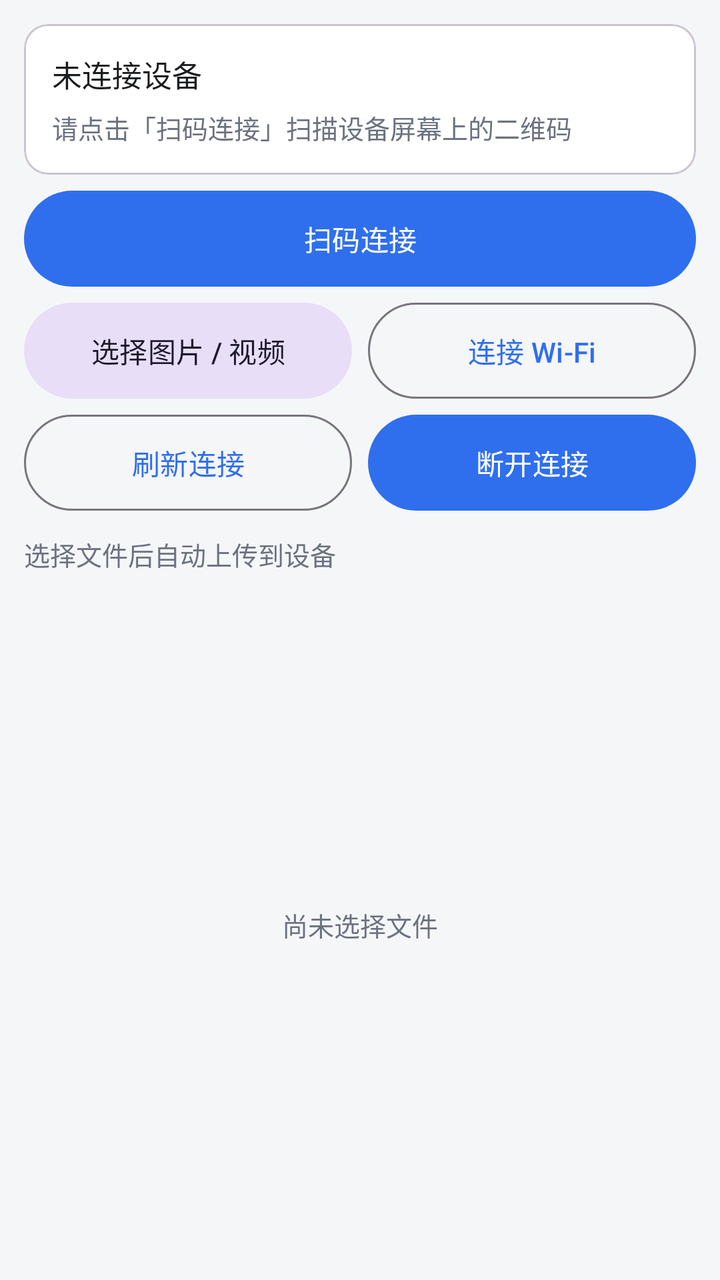
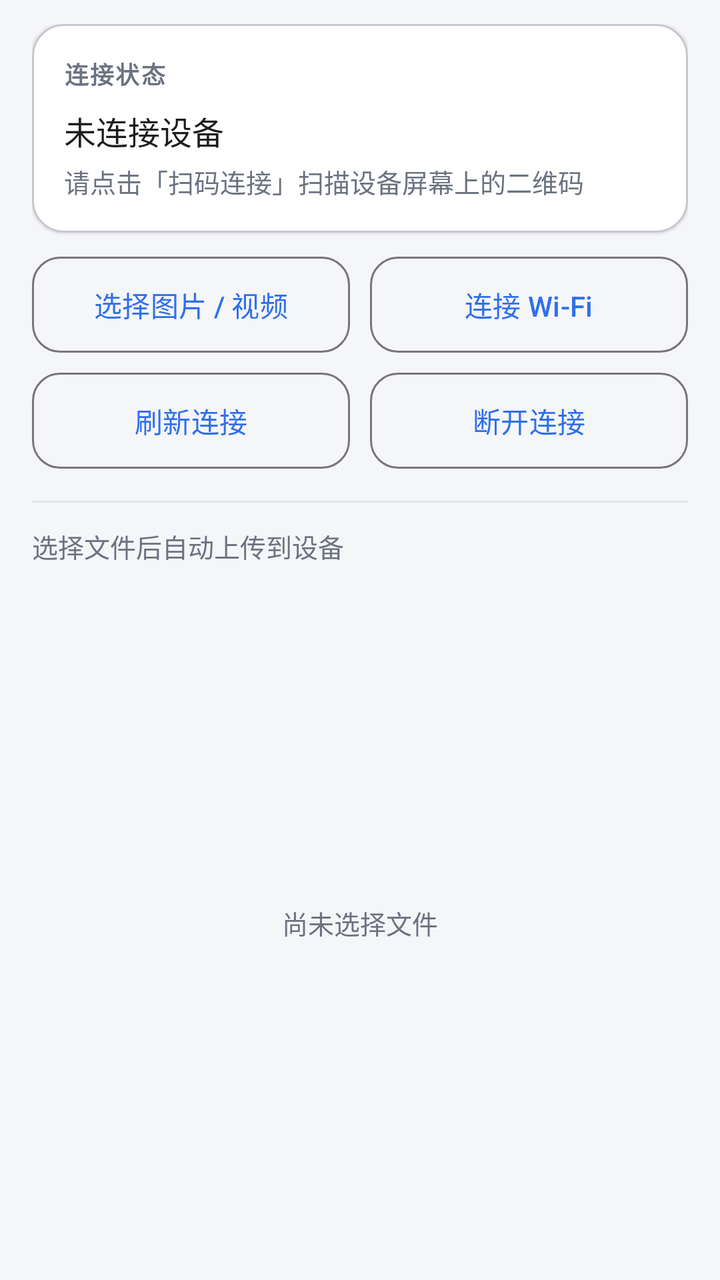

Before-and-after screenshots of an Android layout around one commit, followed by the original layout XML and the change that was made.
<!-- AndroidManifest.xml: application theme Theme.LightShadowArtPhone -->
<!-- res/layout/view_home.xml -->
<?xml version="1.0" encoding="utf-8"?>
<LinearLayout xmlns:android="http://schemas.android.com/apk/res/android"
    xmlns:app="http://schemas.android.com/apk/res-auto"
    android:layout_width="match_parent"
    android:layout_height="match_parent"
    android:orientation="vertical"
    android:paddingStart="12dp"
    android:paddingTop="12dp"
    android:paddingEnd="12dp"
    android:paddingBottom="8dp">

    <com.google.android.material.card.MaterialCardView
        android:layout_width="match_parent"
        android:layout_height="wrap_content"
        app:cardBackgroundColor="@color/card"
        app:cardCornerRadius="12dp"
        app:cardElevation="0dp">

        <LinearLayout
            android:layout_width="match_parent"
            android:layout_height="wrap_content"
            android:orientation="vertical"
            android:padding="14dp">

            <TextView
                android:id="@+id/tv_device"
                style="@style/Text.Body"
                android:layout_width="match_parent"
                android:layout_height="wrap_content"
                android:text="@string/state_disconnected" />

            <TextView
                android:id="@+id/tv_session"
                style="@style/Text.Hint"
                android:layout_width="match_parent"
                android:layout_height="wrap_content"
                android:layout_marginTop="6dp"
                android:text="@string/state_no_session" />

            <TextView
                android:id="@+id/tv_wifi_hint"
                style="@style/Text.Hint"
                android:layout_width="match_parent"
                android:layout_height="wrap_content"
                android:layout_marginTop="6dp"
                android:visibility="gone" />
        </LinearLayout>
    </com.google.android.material.card.MaterialCardView>

    <LinearLayout
        android:layout_width="match_parent"
        android:layout_height="wrap_content"
        android:layout_marginTop="8dp"
        android:orientation="horizontal">

        <com.google.android.material.button.MaterialButton
            android:id="@+id/btn_scan"
            android:layout_width="0dp"
            android:layout_height="wrap_content"
            android:layout_weight="1"
            android:insetTop="0dp"
            android:insetBottom="0dp"
            android:text="@string/action_scan" />
    </LinearLayout>

    <LinearLayout
        android:layout_width="match_parent"
        android:layout_height="wrap_content"
        android:layout_marginTop="8dp"
        android:orientation="horizontal">

        <com.google.android.material.button.MaterialButton
            android:id="@+id/btn_pick"
            style="@style/Widget.Material3.Button.TonalButton"
            android:layout_width="0dp"
            android:layout_height="wrap_content"
            android:layout_weight="1"
            android:insetTop="0dp"
            android:insetBottom="0dp"
            android:text="@string/action_pick" />

        <com.google.android.material.button.MaterialButton
            android:id="@+id/btn_wifi"
            style="@style/Widget.Material3.Button.OutlinedButton"
            android:layout_width="0dp"
            android:layout_height="wrap_content"
            android:layout_marginStart="8dp"
            android:layout_weight="1"
            android:insetTop="0dp"
            android:insetBottom="0dp"
            android:text="@string/action_wifi" />
    </LinearLayout>

    <LinearLayout
        android:layout_width="match_parent"
        android:layout_height="wrap_content"
        android:layout_marginTop="8dp"
        android:orientation="horizontal">

        <com.google.android.material.button.MaterialButton
            android:id="@+id/btn_refresh"
            style="@style/Widget.Material3.Button.OutlinedButton"
            android:layout_width="0dp"
            android:layout_height="wrap_content"
            android:layout_weight="1"
            android:insetTop="0dp"
            android:insetBottom="0dp"
            android:text="@string/action_refresh" />

        <com.google.android.material.button.MaterialButton
            android:id="@+id/btn_disconnect"
            android:layout_width="0dp"
            android:layout_height="wrap_content"
            android:layout_marginStart="8dp"
            android:layout_weight="1"
            android:insetTop="0dp"
            android:insetBottom="0dp"
            android:text="@string/action_disconnect" />
    </LinearLayout>

    <com.google.android.material.button.MaterialButton
        android:id="@+id/btn_studio_folder"
        style="@style/Widget.Material3.Button.OutlinedButton"
        android:layout_width="match_parent"
        android:layout_height="wrap_content"
        android:layout_marginTop="8dp"
        android:insetTop="0dp"
        android:insetBottom="0dp"
        android:text="@string/action_studio_folder"
        android:visibility="gone" />

    <TextView
        android:id="@+id/tv_upload_summary"
        style="@style/Text.Hint"
        android:layout_width="match_parent"
        android:layout_height="wrap_content"
        android:layout_marginTop="12dp"
        android:text="@string/upload_summary_empty" />

    <FrameLayout
        android:layout_width="match_parent"
        android:layout_height="0dp"
        android:layout_marginTop="6dp"
        android:layout_weight="1">

        <androidx.recyclerview.widget.RecyclerView
            android:id="@+id/recycler_uploads"
            android:layout_width="match_parent"
            android:layout_height="match_parent"
            android:clipToPadding="false" />

        <TextView
            android:id="@+id/tv_upload_empty"
            style="@style/Text.Hint"
            android:layout_width="wrap_content"
            android:layout_height="wrap_content"
            android:layout_gravity="center"
            android:text="@string/upload_empty" />
    </FrameLayout>

</LinearLayout>
<!-- resources referenced by this layout -->
<resources>
  <color name="card">#FFFFFF</color>
  <string name="action_disconnect">断开连接</string>
  <string name="action_pick">选择图片 / 视频</string>
  <string name="action_refresh">刷新连接</string>
  <string name="action_scan">扫码连接</string>
  <string name="action_studio_folder">新建客户文件夹</string>
  <string name="action_wifi">连接 Wi-Fi</string>
  <string name="state_disconnected">未连接设备</string>
  <string name="state_no_session">请点击「扫码连接」扫描设备屏幕上的二维码</string>
  <string name="upload_empty">尚未选择文件</string>
  <string name="upload_summary_empty">选择文件后自动上传到设备</string>
  <style name="Text.Body" parent="">
          <item name="android:textColor">@color/text_primary</item>
          <item name="android:textSize">15sp</item>
      </style>
  <style name="Text.Hint" parent="">
          <item name="android:textColor">@color/text_secondary</item>
          <item name="android:textSize">13sp</item>
      </style>
  <style name="Theme.LightShadowArtPhone" parent="Theme.Material3.Light.NoActionBar">
          <item name="colorPrimary">@color/primary</item>
          <item name="colorOnPrimary">#FFFFFF</item>
          <item name="android:colorBackground">@color/surface</item>
          <item name="android:statusBarColor">@color/card</item>
      </style>
  <color name="text_primary">#1A1C1E</color>
  <color name="text_secondary">#6B7280</color>
  <color name="primary">#2F6FED</color>
  <color name="surface">#F5F6F8</color>
</resources>

<!-- the commit's change to res/layout/view_home.xml (unified diff, before → after) -->
@@ -4,29 +4,37 @@
     android:layout_width="match_parent"
     android:layout_height="match_parent"
     android:orientation="vertical"
-    android:paddingStart="12dp"
+    android:paddingStart="16dp"
     android:paddingTop="12dp"
-    android:paddingEnd="12dp"
+    android:paddingEnd="16dp"
     android:paddingBottom="8dp">
 
+    
     <com.google.android.material.card.MaterialCardView
         android:layout_width="match_parent"
         android:layout_height="wrap_content"
         app:cardBackgroundColor="@color/card"
-        app:cardCornerRadius="12dp"
-        app:cardElevation="0dp">
+        app:cardCornerRadius="16dp"
+        app:cardElevation="1dp">
 
         <LinearLayout
             android:layout_width="match_parent"
             android:layout_height="wrap_content"
             android:orientation="vertical"
-            android:padding="14dp">
+            android:padding="16dp">
+
+            <TextView
+                style="@style/Text.SectionLabel"
+                android:layout_width="wrap_content"
+                android:layout_height="wrap_content"
+                android:text="@string/home_connection" />
 
             <TextView
                 android:id="@+id/tv_device"
-                style="@style/Text.Body"
+                style="@style/Text.RowTitle"
                 android:layout_width="match_parent"
                 android:layout_height="wrap_content"
+                android:layout_marginTop="8dp"
                 android:text="@string/state_disconnected" />
 
             <TextView
@@ -34,7 +42,7 @@
                 style="@style/Text.Hint"
                 android:layout_width="match_parent"
                 android:layout_height="wrap_content"
-                android:layout_marginTop="6dp"
+                android:layout_marginTop="4dp"
                 android:text="@string/state_no_session" />
 
             <TextView
@@ -42,92 +50,91 @@
                 style="@style/Text.Hint"
                 android:layout_width="match_parent"
                 android:layout_height="wrap_content"
-                android:layout_marginTop="6dp"
+                android:layout_marginTop="4dp"
                 android:visibility="gone" />
         </LinearLayout>
     </com.google.android.material.card.MaterialCardView>
 
+    
     <LinearLayout
         android:layout_width="match_parent"
         android:layout_height="wrap_content"
-        android:layout_marginTop="8dp"
-        android:orientation="horizontal">
-
-        <com.google.android.material.button.MaterialButton
-            android:id="@+id/btn_scan"
-            android:layout_width="0dp"
-            android:layout_height="wrap_content"
-            android:layout_weight="1"
-            android:insetTop="0dp"
-            android:insetBottom="0dp"
-            android:text="@string/action_scan" />
-    </LinearLayout>
-
-    <LinearLayout
-        android:layout_width="match_parent"
-        android:layout_height="wrap_content"
-        android:layout_marginTop="8dp"
+        android:layout_marginTop="12dp"
         android:orientation="horizontal">
 
         <com.google.android.material.button.MaterialButton
             android:id="@+id/btn_pick"
-            style="@style/Widget.Material3.Button.TonalButton"
+            style="@style/Widget.Material3.Button.OutlinedButton"
             android:layout_width="0dp"
-            android:layout_height="wrap_content"
+            android:layout_height="48dp"
             android:layout_weight="1"
             android:insetTop="0dp"
             android:insetBottom="0dp"
-            android:text="@string/action_pick" />
+            android:text="@string/action_pick"
+            app:cornerRadius="14dp" />
 
         <com.google.android.material.button.MaterialButton
             android:id="@+id/btn_wifi"
             style="@style/Widget.Material3.Button.OutlinedButton"
             android:layout_width="0dp"
-            android:layout_height="wrap_content"
-            android:layout_marginStart="8dp"
+            android:layout_height="48dp"
+            android:layout_marginStart="10dp"
             android:layout_weight="1"
             android:insetTop="0dp"
             android:insetBottom="0dp"
-            android:text="@string/action_wifi" />
+            android:text="@string/action_wifi"
+            app:cornerRadius="14dp" />
     </LinearLayout>
 
+    
     <LinearLayout
         android:layout_width="match_parent"
         android:layout_height="wrap_content"
-        android:layout_marginTop="8dp"
+        android:layout_marginTop="10dp"
         android:orientation="horizontal">
 
         <com.google.android.material.button.MaterialButton
             android:id="@+id/btn_refresh"
             style="@style/Widget.Material3.Button.OutlinedButton"
             android:layout_width="0dp"
-            android:layout_height="wrap_content"
+            android:layout_height="48dp"
             android:layout_weight="1"
             android:insetTop="0dp"
             android:insetBottom="0dp"
-            android:text="@string/action_refresh" />
+            android:text="@string/action_refresh"
+            app:cornerRadius="14dp" />
 
         <com.google.android.material.button.MaterialButton
             android:id="@+id/btn_disconnect"
+            style="@style/Widget.Material3.Button.OutlinedButton"
             android:layout_width="0dp"
-            android:layout_height="wrap_content"
-            android:layout_marginStart="8dp"
+            android:layout_height="48dp"
+            android:layout_marginStart="10dp"
             android:layout_weight="1"
             android:insetTop="0dp"
             android:insetBottom="0dp"
-            android:text="@string/action_disconnect" />
+            android:text="@string/action_disconnect"
+            app:cornerRadius="14dp" />
     </LinearLayout>
 
+    
     <com.google.android.material.button.MaterialButton
         android:id="@+id/btn_studio_folder"
         style="@style/Widget.Material3.Button.OutlinedButton"
         android:layout_width="match_parent"
-        android:layout_height="wrap_content"
-        android:layout_marginTop="8dp"
+        android:layout_height="48dp"
+        android:layout_marginTop="10dp"
         android:insetTop="0dp"
         android:insetBottom="0dp"
         android:text="@string/action_studio_folder"
-        android:visibility="gone" />
+        android:visibility="gone"
+        app:cornerRadius="14dp" />
+
+    <View
+        android:layout_width="match_parent"
+        android:layout_height="1dp"
+        android:layout_marginTop="16dp"
+        android:background="@color/divider" />
 
     <TextView
         android:id="@+id/tv_upload_summary"
@@ -140,7 +147,7 @@
     <FrameLayout
         android:layout_width="match_parent"
         android:layout_height="0dp"
-        android:layout_marginTop="6dp"
+        android:layout_marginTop="8dp"
         android:layout_weight="1">
 
         <androidx.recyclerview.widget.RecyclerView
<!-- resource entries referenced after the edit -->
@@ -1,23 +1,30 @@
 <!-- resources referenced by this layout -->
 <resources>
   <color name="card">#FFFFFF</color>
+  <color name="divider">#E2E4E8</color>
   <string name="action_disconnect">断开连接</string>
   <string name="action_pick">选择图片 / 视频</string>
   <string name="action_refresh">刷新连接</string>
-  <string name="action_scan">扫码连接</string>
   <string name="action_studio_folder">新建客户文件夹</string>
   <string name="action_wifi">连接 Wi-Fi</string>
+  <string name="home_connection">连接状态</string>
   <string name="state_disconnected">未连接设备</string>
   <string name="state_no_session">请点击「扫码连接」扫描设备屏幕上的二维码</string>
   <string name="upload_empty">尚未选择文件</string>
   <string name="upload_summary_empty">选择文件后自动上传到设备</string>
-  <style name="Text.Body" parent="">
-          <item name="android:textColor">@color/text_primary</item>
-          <item name="android:textSize">15sp</item>
-      </style>
   <style name="Text.Hint" parent="">
           <item name="android:textColor">@color/text_secondary</item>
           <item name="android:textSize">13sp</item>
+      </style>
+  <style name="Text.RowTitle" parent="">
+          <item name="android:textColor">@color/text_primary</item>
+          <item name="android:textSize">16sp</item>
+      </style>
+  <style name="Text.SectionLabel" parent="">
+          <item name="android:textColor">@color/text_secondary</item>
+          <item name="android:textSize">12sp</item>
+          <item name="android:textStyle">bold</item>
+          <item name="android:letterSpacing">0.06</item>
       </style>
   <style name="Theme.LightShadowArtPhone" parent="Theme.Material3.Light.NoActionBar">
           <item name="colorPrimary">@color/primary</item>
